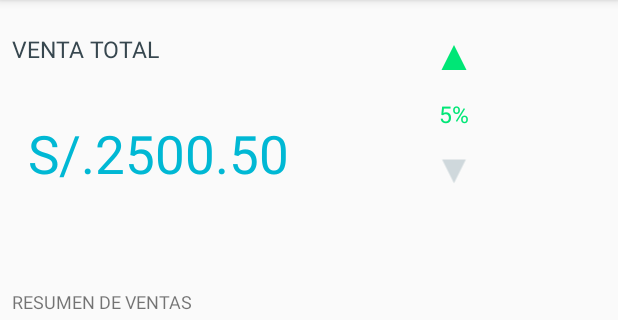
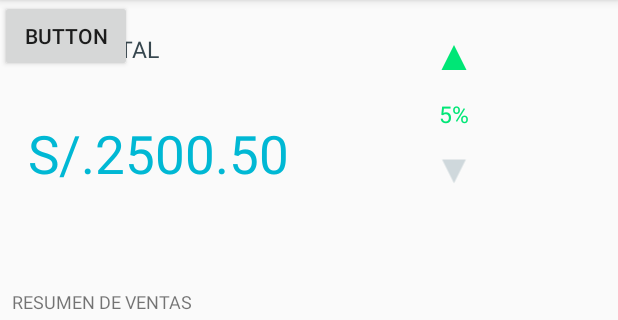
Before and after one commit to giansalex/Greenter-1, an Android app: the screen it shows after launch (MainActivity), on a phone screen of 412 x 824 dp, the part 84-404 px from its top. Run offline under Robolectric (Android 15) with nearby library versions, the phone set to English and light mode, and no system bars; libraries missing offline, so code that uses them is left out: com.github.mikephil.charting; plain views replace LineChart; 30 statements that could not run were skipped.

Commit message:
añadiendo Scroll view

```diff
--- a/app/src/main/res/layout/fragment_resum.xml
+++ b/app/src/main/res/layout/fragment_resum.xml
@@ -1,9 +1,14 @@
-<android.support.constraint.ConstraintLayout xmlns:android="http://schemas.android.com/apk/res/android"
+<ScrollView xmlns:android="http://schemas.android.com/apk/res/android"
     xmlns:app="http://schemas.android.com/apk/res-auto"
     xmlns:tools="http://schemas.android.com/tools"
     android:layout_width="match_parent"
     android:layout_height="match_parent"
+    android:fillViewport="true"
     tools:context="com.analycer.greenter.greenter.fragments.ResumFragment">
+
+    <android.support.constraint.ConstraintLayout
+        android:layout_width="match_parent"
+        android:layout_height="wrap_content">
 
         <TextView
             android:id="@+id/txtVentas"
@@ -180,28 +185,28 @@
             android:layout_width="wrap_content"
             android:layout_height="wrap_content"
             android:layout_marginBottom="8dp"
+            android:layout_marginLeft="60dp"
             android:layout_marginStart="60dp"
             android:layout_marginTop="8dp"
             android:text="SEMANA"
             app:layout_constraintBottom_toBottomOf="parent"
             app:layout_constraintStart_toEndOf="@+id/textView3"
             app:layout_constraintTop_toTopOf="parent"
-        app:layout_constraintVertical_bias="0.315"
-        android:layout_marginLeft="60dp" />
+            app:layout_constraintVertical_bias="0.315" />
 
         <TextView
             android:id="@+id/textView3"
             android:layout_width="wrap_content"
             android:layout_height="wrap_content"
             android:layout_marginBottom="8dp"
+            android:layout_marginLeft="64dp"
             android:layout_marginStart="64dp"
             android:layout_marginTop="8dp"
             android:text="DÍA"
             app:layout_constraintBottom_toBottomOf="parent"
             app:layout_constraintStart_toEndOf="@+id/textView6"
             app:layout_constraintTop_toTopOf="parent"
-        app:layout_constraintVertical_bias="0.315"
-        android:layout_marginLeft="64dp" />
+            app:layout_constraintVertical_bias="0.315" />
 
         <TextView
             android:id="@+id/textView4"
@@ -224,14 +229,14 @@
             android:layout_width="wrap_content"
             android:layout_height="wrap_content"
             android:layout_marginBottom="8dp"
+            android:layout_marginLeft="8dp"
             android:layout_marginStart="8dp"
             android:layout_marginTop="8dp"
             android:text="AHORA"
-        app:layout_constraintVertical_bias="0.315"
             app:layout_constraintBottom_toBottomOf="parent"
             app:layout_constraintStart_toStartOf="parent"
             app:layout_constraintTop_toTopOf="parent"
-        android:layout_marginLeft="8dp" />
+            app:layout_constraintVertical_bias="0.315" />
 
         <TextView
             android:id="@+id/textView5"
@@ -250,7 +255,17 @@
             app:layout_constraintTop_toBottomOf="@+id/txtTotalVentas"
             app:layout_constraintVertical_bias="0.733" />
 
+        <Button
+            android:id="@+id/button"
+            android:layout_width="wrap_content"
+            android:layout_height="wrap_content"
+            android:text="Button"
+            tools:layout_editor_absoluteX="219dp"
+            tools:layout_editor_absoluteY="520dp"
+            tools:ignore="MissingConstraints" />
 
+
+    </android.support.constraint.ConstraintLayout>
     <!--  <include
           layout="@layout/main_title"
           android:layout_width="0dp"
@@ -267,4 +282,4 @@
           app:layout_constraintVertical_bias="0.0" /> -->
 
     <!-- TODO: Update blank fragment layout -->
-</android.support.constraint.ConstraintLayout>
+</ScrollView>
```
Lines whose indentation alone changed are shown as unchanged.
